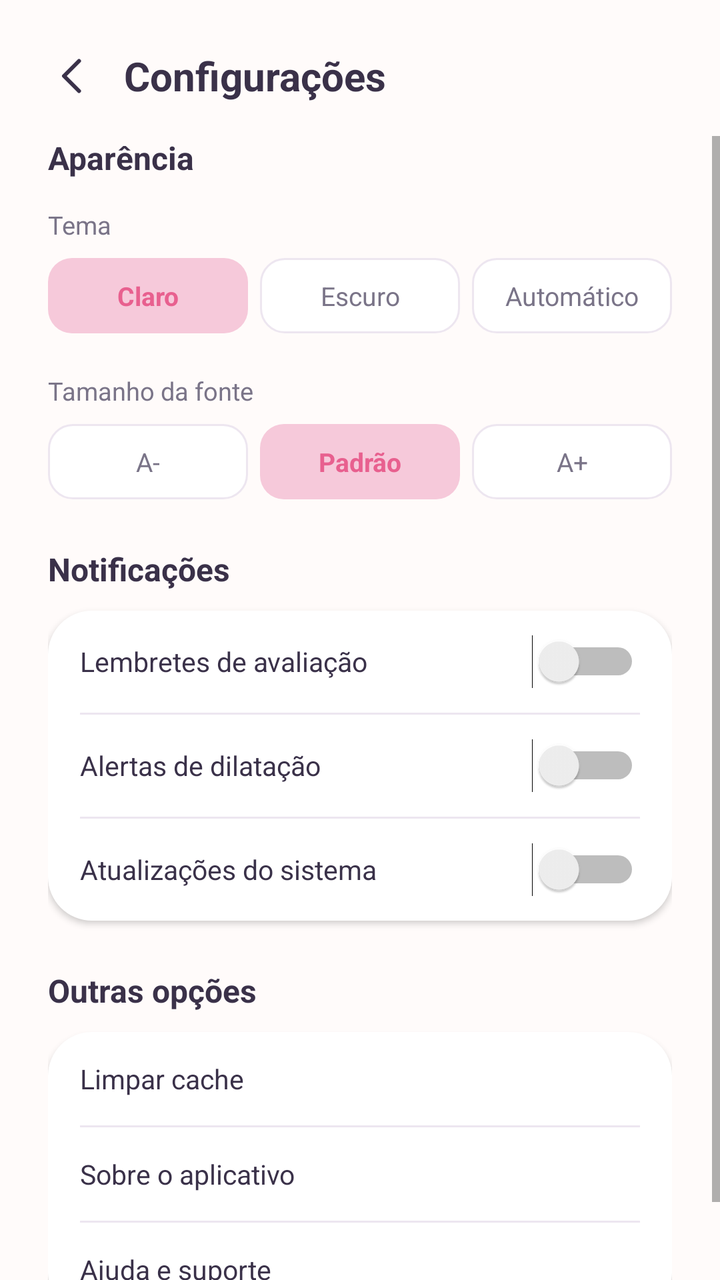
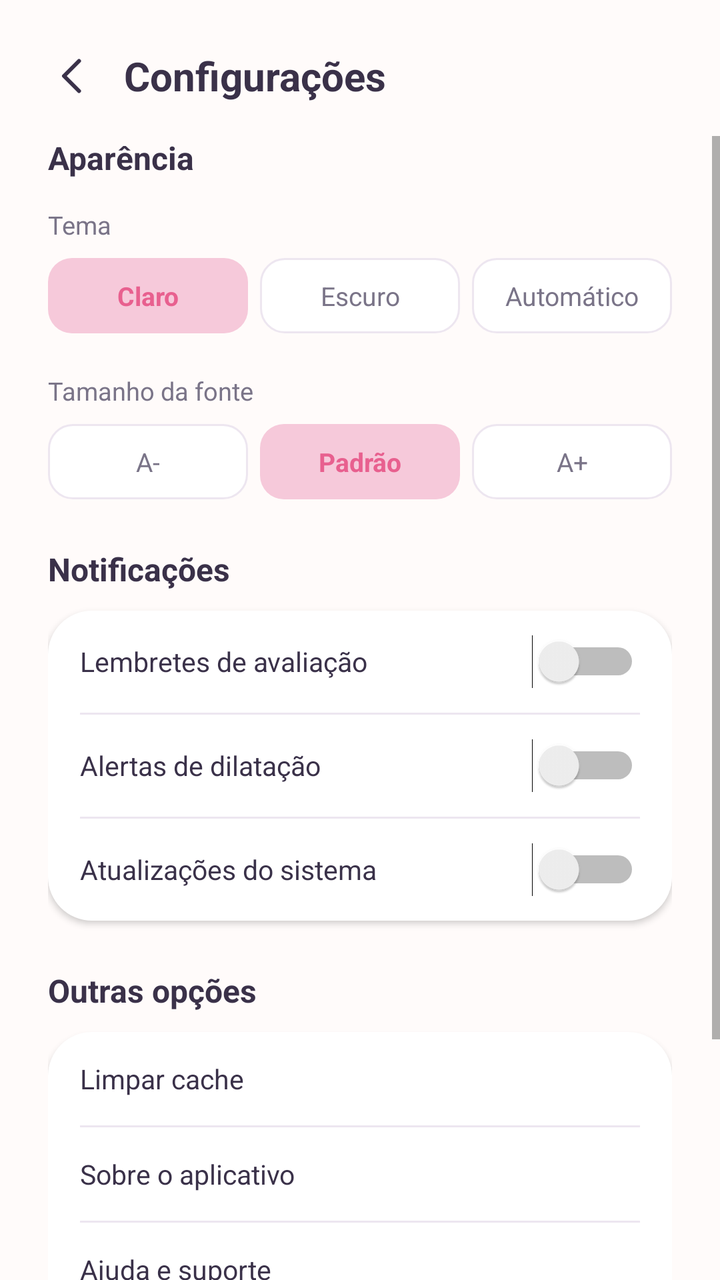

Compare the two renders of this Android layout. The source of the first and the diff that turns it into the second are given below.
<!-- AndroidManifest.xml: activity theme AppTheme.NoActionBar -->
<!-- res/layout/activity_configuracoes.xml -->
<?xml version="1.0" encoding="utf-8"?>
<LinearLayout xmlns:android="http://schemas.android.com/apk/res/android"
    android:layout_width="match_parent"
    android:layout_height="match_parent"
    android:background="@color/background"
    android:orientation="vertical">

    <LinearLayout
        android:layout_width="match_parent"
        android:layout_height="wrap_content"
        android:gravity="center_vertical"
        android:orientation="horizontal"
        android:paddingStart="16dp"
        android:paddingEnd="24dp"
        android:paddingTop="18dp"
        android:paddingBottom="10dp">

        <ImageView
            android:id="@+id/btnVoltar"
            android:layout_width="40dp"
            android:layout_height="40dp"
            android:background="?android:attr/selectableItemBackgroundBorderless"
            android:padding="8dp"
            android:src="@drawable/ic_back_thin" />

        <TextView
            android:layout_width="wrap_content"
            android:layout_height="wrap_content"
            android:layout_marginStart="6dp"
            android:text="@string/configuracoes_titulo"
            android:textColor="@color/textPrimary"
            android:textSize="20sp"
            android:textStyle="bold" />
    </LinearLayout>

    <ScrollView
        android:layout_width="match_parent"
        android:layout_height="0dp"
        android:layout_weight="1"
        android:clipToPadding="false"
        android:fillViewport="true">

        <LinearLayout
            android:layout_width="match_parent"
            android:layout_height="wrap_content"
            android:orientation="vertical"
            android:paddingStart="24dp"
            android:paddingEnd="24dp"
            android:paddingBottom="24dp">

            <TextView
                android:layout_width="wrap_content"
                android:layout_height="wrap_content"
                android:layout_marginBottom="14dp"
                android:text="@string/config_aparencia"
                android:textColor="@color/textPrimary"
                android:textSize="16sp"
                android:textStyle="bold" />

            <TextView
                android:layout_width="wrap_content"
                android:layout_height="wrap_content"
                android:layout_marginBottom="8dp"
                android:text="@string/config_tema"
                android:textColor="@color/textSecondary"
                android:textSize="12.5sp" />

            <LinearLayout
                android:layout_width="match_parent"
                android:layout_height="wrap_content"
                android:orientation="horizontal">

                <TextView
                    android:id="@+id/btnTemaClaro"
                    android:layout_width="0dp"
                    android:layout_height="wrap_content"
                    android:layout_weight="1"
                    android:layout_marginEnd="6dp"
                    android:background="@drawable/bg_segment_selected"
                    android:clickable="true"
                    android:focusable="true"
                    android:gravity="center"
                    android:paddingTop="10dp"
                    android:paddingBottom="10dp"
                    android:text="@string/config_tema_claro"
                    android:textColor="@color/primaryPink"
                    android:textSize="13sp"
                    android:textStyle="bold" />

                <TextView
                    android:id="@+id/btnTemaEscuro"
                    android:layout_width="0dp"
                    android:layout_height="wrap_content"
                    android:layout_weight="1"
                    android:layout_marginEnd="6dp"
                    android:background="@drawable/bg_segment_unselected"
                    android:clickable="true"
                    android:focusable="true"
                    android:gravity="center"
                    android:paddingTop="10dp"
                    android:paddingBottom="10dp"
                    android:text="@string/config_tema_escuro"
                    android:textColor="@color/textSecondary"
                    android:textSize="13sp" />

                <TextView
                    android:id="@+id/btnTemaAutomatico"
                    android:layout_width="0dp"
                    android:layout_height="wrap_content"
                    android:layout_weight="1"
                    android:background="@drawable/bg_segment_unselected"
                    android:clickable="true"
                    android:focusable="true"
                    android:gravity="center"
                    android:paddingTop="10dp"
                    android:paddingBottom="10dp"
                    android:text="@string/config_tema_automatico"
                    android:textColor="@color/textSecondary"
                    android:textSize="13sp" />
            </LinearLayout>

            <TextView
                android:layout_width="wrap_content"
                android:layout_height="wrap_content"
                android:layout_marginTop="20dp"
                android:layout_marginBottom="8dp"
                android:text="@string/config_tamanho_fonte"
                android:textColor="@color/textSecondary"
                android:textSize="12.5sp" />

            <LinearLayout
                android:layout_width="match_parent"
                android:layout_height="wrap_content"
                android:orientation="horizontal">

                <TextView
                    android:id="@+id/btnFonteMenor"
                    android:layout_width="0dp"
                    android:layout_height="wrap_content"
                    android:layout_weight="1"
                    android:layout_marginEnd="6dp"
                    android:background="@drawable/bg_segment_unselected"
                    android:clickable="true"
                    android:focusable="true"
                    android:gravity="center"
                    android:paddingTop="10dp"
                    android:paddingBottom="10dp"
                    android:text="@string/config_fonte_menor"
                    android:textColor="@color/textSecondary"
                    android:textSize="13sp" />

                <TextView
                    android:id="@+id/btnFontePadrao"
                    android:layout_width="0dp"
                    android:layout_height="wrap_content"
                    android:layout_weight="1"
                    android:layout_marginEnd="6dp"
                    android:background="@drawable/bg_segment_selected"
                    android:clickable="true"
                    android:focusable="true"
                    android:gravity="center"
                    android:paddingTop="10dp"
                    android:paddingBottom="10dp"
                    android:text="@string/config_fonte_padrao"
                    android:textColor="@color/primaryPink"
                    android:textSize="13sp"
                    android:textStyle="bold" />

                <TextView
                    android:id="@+id/btnFonteMaior"
                    android:layout_width="0dp"
                    android:layout_height="wrap_content"
                    android:layout_weight="1"
                    android:background="@drawable/bg_segment_unselected"
                    android:clickable="true"
                    android:focusable="true"
                    android:gravity="center"
                    android:paddingTop="10dp"
                    android:paddingBottom="10dp"
                    android:text="@string/config_fonte_maior"
                    android:textColor="@color/textSecondary"
                    android:textSize="13sp" />
            </LinearLayout>

            <TextView
                android:layout_width="wrap_content"
                android:layout_height="wrap_content"
                android:layout_marginTop="24dp"
                android:layout_marginBottom="10dp"
                android:text="@string/config_notificacoes"
                android:textColor="@color/textPrimary"
                android:textSize="16sp"
                android:textStyle="bold" />

            <LinearLayout
                android:layout_width="match_parent"
                android:layout_height="wrap_content"
                android:background="@drawable/bg_card_surface"
                android:elevation="2dp"
                android:orientation="vertical"
                android:paddingStart="16dp"
                android:paddingEnd="16dp">

                <LinearLayout
                    android:layout_width="match_parent"
                    android:layout_height="wrap_content"
                    android:gravity="center_vertical"
                    android:orientation="horizontal"
                    android:paddingTop="12dp"
                    android:paddingBottom="12dp">

                    <TextView
                        android:layout_width="0dp"
                        android:layout_height="wrap_content"
                        android:layout_weight="1"
                        android:text="@string/config_notif_lembretes"
                        android:textColor="@color/textPrimary"
                        android:textSize="13.5sp" />

                    <Switch
                        android:id="@+id/switchNotifLembretes"
                        android:layout_width="wrap_content"
                        android:layout_height="wrap_content" />
                </LinearLayout>

                <View android:layout_width="match_parent" android:layout_height="1dp" android:background="@color/border" />

                <LinearLayout
                    android:layout_width="match_parent"
                    android:layout_height="wrap_content"
                    android:gravity="center_vertical"
                    android:orientation="horizontal"
                    android:paddingTop="12dp"
                    android:paddingBottom="12dp">

                    <TextView
                        android:layout_width="0dp"
                        android:layout_height="wrap_content"
                        android:layout_weight="1"
                        android:text="@string/config_notif_dilatacao"
                        android:textColor="@color/textPrimary"
                        android:textSize="13.5sp" />

                    <Switch
                        android:id="@+id/switchNotifDilatacao"
                        android:layout_width="wrap_content"
                        android:layout_height="wrap_content" />
                </LinearLayout>

                <View android:layout_width="match_parent" android:layout_height="1dp" android:background="@color/border" />

                <LinearLayout
                    android:layout_width="match_parent"
                    android:layout_height="wrap_content"
                    android:gravity="center_vertical"
                    android:orientation="horizontal"
                    android:paddingTop="12dp"
                    android:paddingBottom="12dp">

                    <TextView
                        android:layout_width="0dp"
                        android:layout_height="wrap_content"
                        android:layout_weight="1"
                        android:text="@string/config_notif_sistema"
                        android:textColor="@color/textPrimary"
                        android:textSize="13.5sp" />

                    <Switch
                        android:id="@+id/switchNotifSistema"
                        android:layout_width="wrap_content"
                        android:layout_height="wrap_content" />
                </LinearLayout>
            </LinearLayout>

            <TextView
                android:layout_width="wrap_content"
                android:layout_height="wrap_content"
                android:layout_marginTop="24dp"
                android:layout_marginBottom="10dp"
                android:text="@string/config_outras_opcoes"
                android:textColor="@color/textPrimary"
                android:textSize="16sp"
                android:textStyle="bold" />

            <LinearLayout
                android:layout_width="match_parent"
                android:layout_height="wrap_content"
                android:background="@drawable/bg_card_surface"
                android:elevation="2dp"
                android:orientation="vertical"
                android:paddingStart="16dp"
                android:paddingEnd="16dp">

                <TextView
                    android:id="@+id/btnLimparCache"
                    android:layout_width="match_parent"
                    android:layout_height="wrap_content"
                    android:paddingTop="14dp"
                    android:paddingBottom="14dp"
                    android:text="@string/config_limpar_cache"
                    android:textColor="@color/textPrimary"
                    android:textSize="13.5sp" />

                <View android:layout_width="match_parent" android:layout_height="1dp" android:background="@color/border" />

                <TextView
                    android:id="@+id/btnSobreApp"
                    android:layout_width="match_parent"
                    android:layout_height="wrap_content"
                    android:paddingTop="14dp"
                    android:paddingBottom="14dp"
                    android:text="@string/config_sobre"
                    android:textColor="@color/textPrimary"
                    android:textSize="13.5sp" />

                <View android:layout_width="match_parent" android:layout_height="1dp" android:background="@color/border" />

                <TextView
                    android:id="@+id/btnAjudaSuporte"
                    android:layout_width="match_parent"
                    android:layout_height="wrap_content"
                    android:paddingTop="14dp"
                    android:paddingBottom="14dp"
                    android:text="@string/config_ajuda"
                    android:textColor="@color/textPrimary"
                    android:textSize="13.5sp" />
            </LinearLayout>
        </LinearLayout>
    </ScrollView>
</LinearLayout>
<!-- resources referenced by this layout -->
<resources>
  <color name="background">#FFFBFA</color>
  <color name="border">#EDE6F0</color>
  <color name="primaryPink">#E8608F</color>
  <color name="textPrimary">#3A3149</color>
  <color name="textSecondary">#7A7488</color>
  <!-- drawable bg_card_surface (drawable) -->
  <?xml version="1.0" encoding="utf-8"?>
  <shape xmlns:android="http://schemas.android.com/apk/res/android"
      android:shape="rectangle">
      <solid android:color="@color/surface" />
      <corners android:radius="22dp" />
  </shape>
  <!-- drawable bg_segment_selected (drawable) -->
  <?xml version="1.0" encoding="utf-8"?>
  <shape xmlns:android="http://schemas.android.com/apk/res/android"
      android:shape="rectangle">
      <solid android:color="@color/blobPinkSoft" />
      <corners android:radius="12dp" />
  </shape>
  <!-- drawable bg_segment_unselected (drawable) -->
  <?xml version="1.0" encoding="utf-8"?>
  <shape xmlns:android="http://schemas.android.com/apk/res/android"
      android:shape="rectangle">
      <solid android:color="@color/surface" />
      <stroke android:width="1dp" android:color="@color/border" />
      <corners android:radius="12dp" />
  </shape>
  <!-- drawable ic_back_thin (drawable) -->
  <vector xmlns:android="http://schemas.android.com/apk/res/android"
      android:width="24dp"
      android:height="24dp"
      android:viewportWidth="24"
      android:viewportHeight="24">
      <path
          android:pathData="M15.5,4.5 L8,12 L15.5,19.5"
          android:strokeColor="#3A3149"
          android:strokeWidth="2"
          android:strokeLineCap="round"
          android:strokeLineJoin="round"
          android:fillColor="#00000000" />
  </vector>
  <string name="config_ajuda">Ajuda e suporte</string>
  <string name="config_aparencia">Aparência</string>
  <string name="config_fonte_maior">A+</string>
  <string name="config_fonte_menor">A-</string>
  <string name="config_fonte_padrao">Padrão</string>
  <string name="config_limpar_cache">Limpar cache</string>
  <string name="config_notif_dilatacao">Alertas de dilatação</string>
  <string name="config_notif_lembretes">Lembretes de avaliação</string>
  <string name="config_notif_sistema">Atualizações do sistema</string>
  <string name="config_notificacoes">Notificações</string>
  <string name="config_outras_opcoes">Outras opções</string>
  <string name="config_sobre">Sobre o aplicativo</string>
  <string name="config_tamanho_fonte">Tamanho da fonte</string>
  <string name="config_tema">Tema</string>
  <string name="config_tema_automatico">Automático</string>
  <string name="config_tema_claro">Claro</string>
  <string name="config_tema_escuro">Escuro</string>
  <string name="configuracoes_titulo">Configurações</string>
  <style name="AppTheme.NoActionBar" parent="Theme.AppCompat.Light.NoActionBar">
          <item name="colorPrimary">@color/colorPrimary</item>
          <item name="colorPrimaryDark">@color/colorPrimaryDark</item>
          <item name="colorAccent">@color/colorAccent</item>
          <item name="android:windowBackground">@color/background</item>
      </style>
  <color name="surface">#FFFFFF</color>
  <color name="blobPinkSoft">#F6C9DA</color>
  <color name="colorPrimary">#FFE8608F</color>
  <color name="colorPrimaryDark">#FFC94770</color>
  <color name="colorAccent">#FF5FB8AE</color>
</resources>

<!-- the commit's change to res/layout/activity_configuracoes.xml (unified diff, before → after) -->
@@ -324,6 +324,40 @@
                     android:text="@string/config_ajuda"
                     android:textColor="@color/textPrimary"
                     android:textSize="13.5sp" />
+
+                <View android:layout_width="match_parent" android:layout_height="1dp" android:background="@color/border" />
+
+                <TextView
+                    android:id="@+id/btnGerenciarAlertas"
+                    android:layout_width="match_parent"
+                    android:layout_height="wrap_content"
+                    android:paddingTop="14dp"
+                    android:paddingBottom="14dp"
+                    android:text="@string/config_gerenciar_alertas"
+                    android:textColor="@color/textPrimary"
+                    android:textSize="13.5sp" />
+            </LinearLayout>
+
+            <LinearLayout
+                android:layout_width="match_parent"
+                android:layout_height="wrap_content"
+                android:layout_marginTop="16dp"
+                android:background="@drawable/bg_card_surface"
+                android:elevation="2dp"
+                android:orientation="vertical"
+                android:paddingStart="16dp"
+                android:paddingEnd="16dp">
+
+                <TextView
+                    android:id="@+id/btnSair"
+                    android:layout_width="match_parent"
+                    android:layout_height="wrap_content"
+                    android:paddingTop="14dp"
+                    android:paddingBottom="14dp"
+                    android:text="@string/config_sair"
+                    android:textColor="@color/colorAlerta"
+                    android:textSize="13.5sp"
+                    android:textStyle="bold" />
             </LinearLayout>
         </LinearLayout>
     </ScrollView>
<!-- resource entries referenced after the edit -->
@@ -2,6 +2,7 @@
 <resources>
   <color name="background">#FFFBFA</color>
   <color name="border">#EDE6F0</color>
+  <color name="colorAlerta">#FFFF4081</color>
   <color name="primaryPink">#E8608F</color>
   <color name="textPrimary">#3A3149</color>
   <color name="textSecondary">#7A7488</color>
@@ -46,12 +47,14 @@
   <string name="config_fonte_maior">A+</string>
   <string name="config_fonte_menor">A-</string>
   <string name="config_fonte_padrao">Padrão</string>
+  <string name="config_gerenciar_alertas">Gerenciar alertas da instituição</string>
   <string name="config_limpar_cache">Limpar cache</string>
   <string name="config_notif_dilatacao">Alertas de dilatação</string>
   <string name="config_notif_lembretes">Lembretes de avaliação</string>
   <string name="config_notif_sistema">Atualizações do sistema</string>
   <string name="config_notificacoes">Notificações</string>
   <string name="config_outras_opcoes">Outras opções</string>
+  <string name="config_sair">Sair da conta</string>
   <string name="config_sobre">Sobre o aplicativo</string>
   <string name="config_tamanho_fonte">Tamanho da fonte</string>
   <string name="config_tema">Tema</string>
